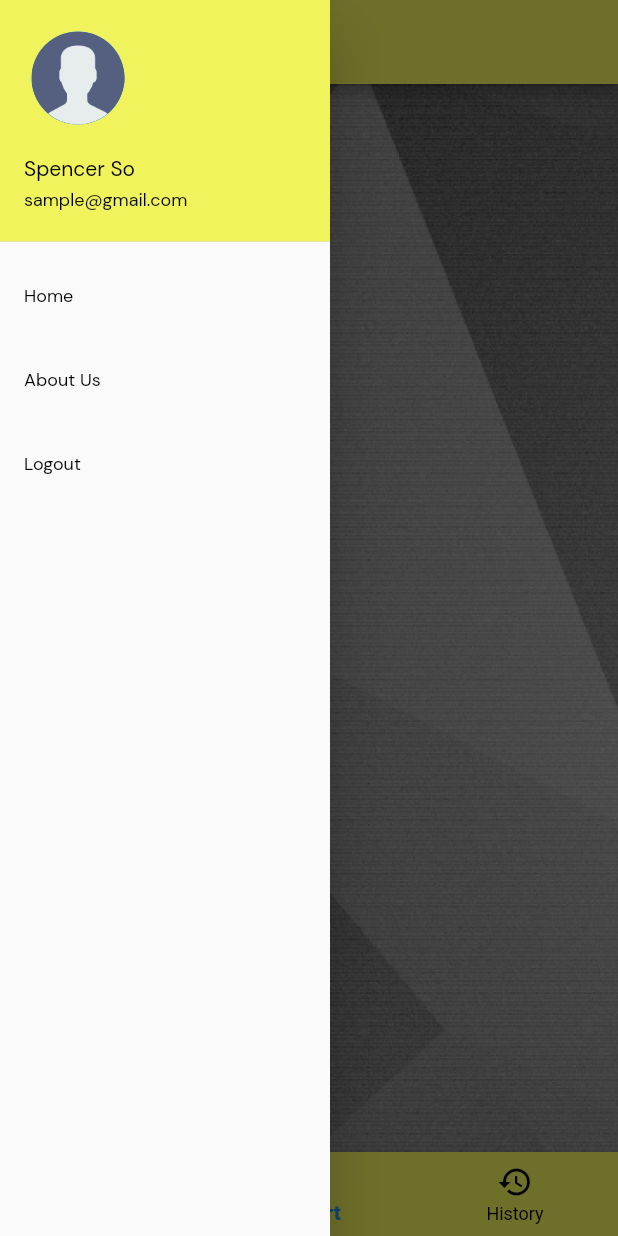
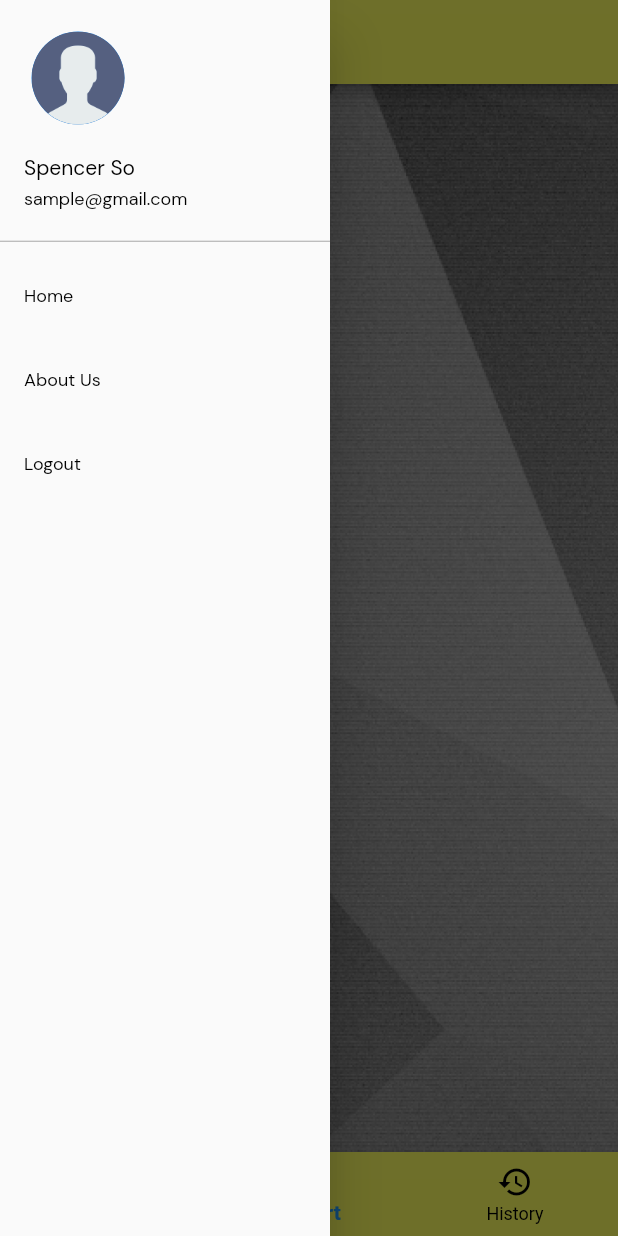
Before and after one commit to lansoyyy/ticket_force, a Flutter app: the HomeScreen screen opened directly, item 2 of the bottom bar chosen, with the side drawer open, on a phone screen of 412 x 824 dp. Run offline on Flutter 3.47's test engine with Material 2 defaults, Android fonts, the light colour scheme and no system bars; our stand-ins replace fluttertoast; Roboto replaces fonts that are missing (QBold, QRegular).

Commit message:
added drawer ui changes

```diff
--- a/lib/widgets/drawer_widget.dart
+++ b/lib/widgets/drawer_widget.dart
@@ -23,9 +23,9 @@ class _MyDrawerState extends State<DrawerWidget> {
           padding: const EdgeInsets.only(top: 0),
           children: <Widget>[
             UserAccountsDrawerHeader(
-              decoration: BoxDecoration(
-                color: primary,
-              ),
+              decoration: const BoxDecoration(
+                  border: Border(
+                      bottom: BorderSide(color: Colors.grey, width: 0.5))),
               accountEmail: TextWidget(
                   text: 'sample@gmail.com', fontSize: 12, color: Colors.black),
               accountName: TextWidget(
```
